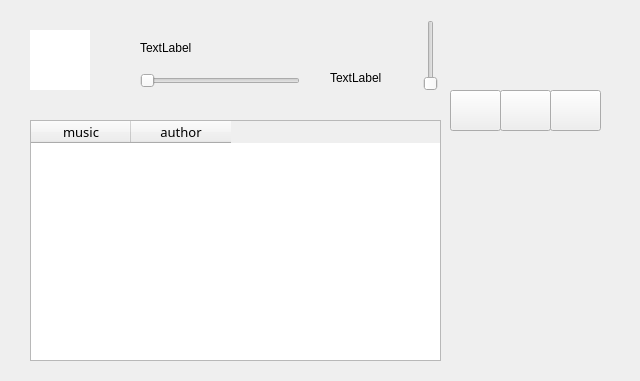
Awezome/SongTastePlayer, file widget.ui: the form before one commit.
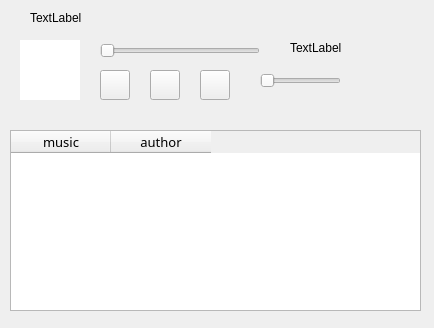
The form after the commit.

Patch:
```diff
--- a/widget.ui
+++ b/widget.ui
@@ -6,8 +6,8 @@
    <rect>
     <x>0</x>
     <y>0</y>
-    <width>640</width>
-    <height>381</height>
+    <width>434</width>
+    <height>328</height>
    </rect>
   </property>
   <property name="windowTitle">
@@ -16,10 +16,10 @@
   <widget class="QTableWidget" name="tablemusiclist">
    <property name="geometry">
     <rect>
-     <x>30</x>
-     <y>120</y>
+     <x>10</x>
+     <y>130</y>
      <width>411</width>
-     <height>241</height>
+     <height>181</height>
     </rect>
    </property>
    <property name="font">
@@ -42,8 +42,8 @@
   <widget class="QSlider" name="musicSlider">
    <property name="geometry">
     <rect>
-     <x>140</x>
-     <y>70</y>
+     <x>100</x>
+     <y>40</y>
      <width>160</width>
      <height>22</height>
     </rect>
@@ -55,8 +55,8 @@
   <widget class="QLabel" name="labelName">
    <property name="geometry">
     <rect>
-     <x>140</x>
-     <y>40</y>
+     <x>30</x>
+     <y>10</y>
      <width>351</width>
      <height>16</height>
     </rect>
@@ -68,8 +68,8 @@
   <widget class="QLabel" name="labelTime">
    <property name="geometry">
     <rect>
-     <x>330</x>
-     <y>70</y>
+     <x>290</x>
+     <y>40</y>
      <width>101</width>
      <height>16</height>
     </rect>
@@ -78,24 +78,11 @@
     <string>TextLabel</string>
    </property>
   </widget>
-  <widget class="QSlider" name="sliderVolume">
-   <property name="geometry">
-    <rect>
-     <x>420</x>
-     <y>20</y>
-     <width>22</width>
-     <height>71</height>
-    </rect>
-   </property>
-   <property name="orientation">
-    <enum>Qt::Vertical</enum>
-   </property>
-  </widget>
   <widget class="QGraphicsView" name="graphicsImage">
    <property name="geometry">
     <rect>
-     <x>30</x>
-     <y>30</y>
+     <x>20</x>
+     <y>40</y>
      <width>60</width>
      <height>60</height>
     </rect>
@@ -107,10 +94,10 @@
   <widget class="QPushButton" name="buttonPlay">
    <property name="geometry">
     <rect>
-     <x>500</x>
-     <y>90</y>
-     <width>51</width>
-     <height>41</height>
+     <x>150</x>
+     <y>70</y>
+     <width>30</width>
+     <height>30</height>
     </rect>
    </property>
    <property name="text">
@@ -120,10 +107,10 @@
   <widget class="QPushButton" name="buttonPre">
    <property name="geometry">
     <rect>
-     <x>450</x>
-     <y>90</y>
-     <width>51</width>
-     <height>41</height>
+     <x>100</x>
+     <y>70</y>
+     <width>30</width>
+     <height>30</height>
     </rect>
    </property>
    <property name="text">
@@ -133,16 +120,29 @@
   <widget class="QPushButton" name="buttonNext">
    <property name="geometry">
     <rect>
-     <x>550</x>
-     <y>90</y>
-     <width>51</width>
-     <height>41</height>
+     <x>200</x>
+     <y>70</y>
+     <width>30</width>
+     <height>30</height>
     </rect>
    </property>
    <property name="text">
     <string/>
    </property>
   </widget>
+  <widget class="QSlider" name="sliderVolume">
+   <property name="geometry">
+    <rect>
+     <x>260</x>
+     <y>70</y>
+     <width>81</width>
+     <height>22</height>
+    </rect>
+   </property>
+   <property name="orientation">
+    <enum>Qt::Horizontal</enum>
+   </property>
+  </widget>
  </widget>
  <layoutdefault spacing="6" margin="11"/>
  <resources/>
```
